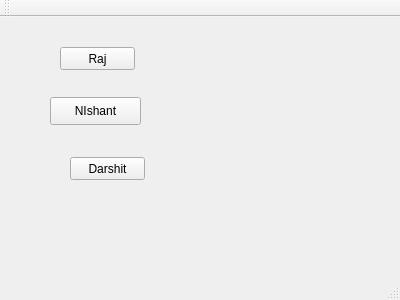
This is ProjectZero/mainwindow.ui in nishantpai/ProjectZero as Qt 5 draws it before an edit. The edited form follows.
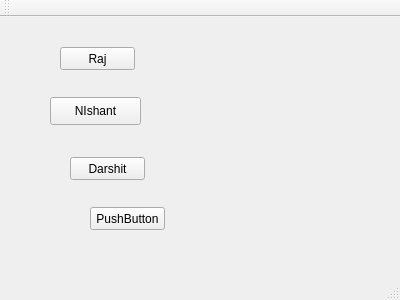
This is the edited form.

Commit message: add another button and commit with qt

What changed in the file:
```diff
--- a/ProjectZero/mainwindow.ui
+++ b/ProjectZero/mainwindow.ui
@@ -53,6 +53,19 @@
      <string>Darshit</string>
     </property>
    </widget>
+   <widget class="QPushButton" name="pushButton_4">
+    <property name="geometry">
+     <rect>
+      <x>90</x>
+      <y>190</y>
+      <width>75</width>
+      <height>23</height>
+     </rect>
+    </property>
+    <property name="text">
+     <string>PushButton</string>
+    </property>
+   </widget>
   </widget>
   <widget class="QMenuBar" name="menuBar">
    <property name="geometry">
```
